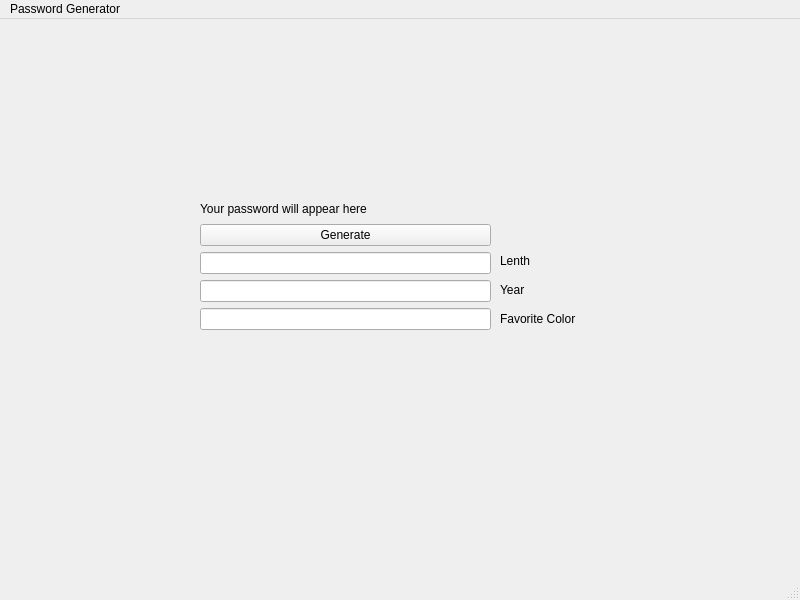
The window that mainwindow.ui (pouriadana/password-generator-GUI) describes before a commit, drawn with Qt 5.
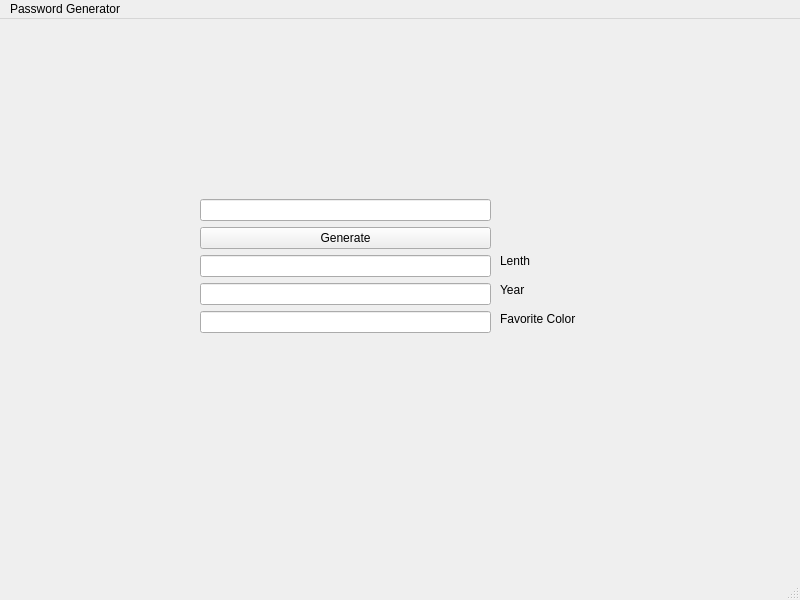
The same window after the commit.

Commit message: change password label to QLineEdit, read-only, Times N.R.

The edit to the form file:
```diff
--- a/mainwindow.ui
+++ b/mainwindow.ui
@@ -20,14 +20,19 @@
       <x>200</x>
       <y>180</y>
       <width>291</width>
-      <height>131</height>
+      <height>134</height>
      </rect>
     </property>
     <layout class="QVBoxLayout" name="verticalLayout">
      <item>
-      <widget class="QLabel" name="passwordLabel">
-       <property name="text">
-        <string>Your password will appear here</string>
+      <widget class="QLineEdit" name="passwordLabel">
+       <property name="font">
+        <font>
+         <family>Times New Roman</family>
+        </font>
+       </property>
+       <property name="readOnly">
+        <bool>true</bool>
        </property>
       </widget>
      </item>
```
